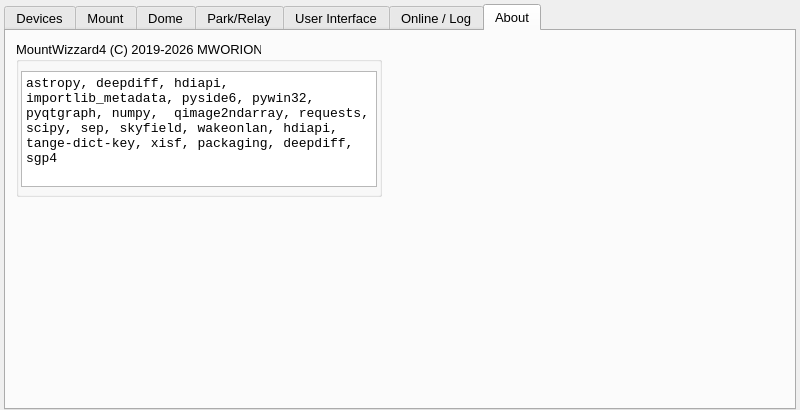
This is src_add/widgets/setting.ui in mworion/MountWizzard4 as Qt 5 draws it before an edit. The edited form follows.
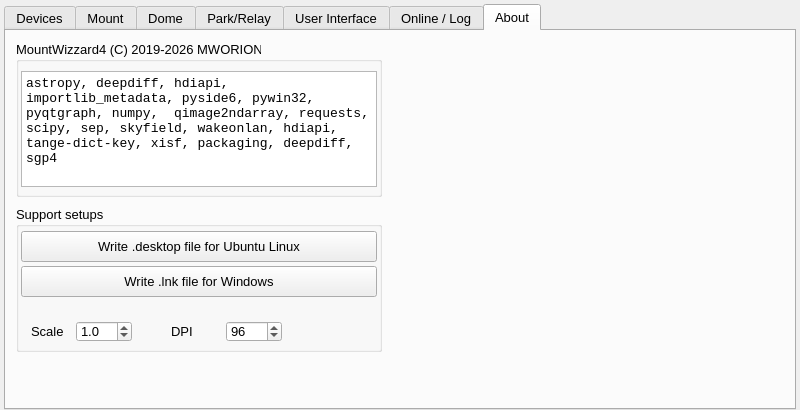
This is the edited form. The open tabs and pages were chosen to show the change.

Commit message: adding prep for linux / windows including size parameters

```diff
--- a/src_add/widgets/setting.ui
+++ b/src_add/widgets/setting.ui
@@ -6697,47 +6697,6 @@
         </property>
        </widget>
       </widget>
-      <widget class="QPushButton" name="writeLinuxConfig">
-       <property name="geometry">
-        <rect>
-         <x>420</x>
-         <y>255</y>
-         <width>346</width>
-         <height>31</height>
-        </rect>
-       </property>
-       <property name="sizePolicy">
-        <sizepolicy hsizetype="Expanding" vsizetype="Expanding">
-         <horstretch>0</horstretch>
-         <verstretch>0</verstretch>
-        </sizepolicy>
-       </property>
-       <property name="minimumSize">
-        <size>
-         <width>50</width>
-         <height>25</height>
-        </size>
-       </property>
-       <property name="maximumSize">
-        <size>
-         <width>16777215</width>
-         <height>16777215</height>
-        </size>
-       </property>
-       <property name="font">
-        <font>
-         <family>Arial</family>
-         <pointsize>10</pointsize>
-         <bold>false</bold>
-        </font>
-       </property>
-       <property name="toolTip">
-        <string>Boots the mount if Wake on Lan is anabled, a MAC address is set in the configuration and the mount computer is connected to the same subnet as your computer. A wired connection is needed. </string>
-       </property>
-       <property name="text">
-        <string>Write .desktop file for Ubuntu Linux</string>
-       </property>
-      </widget>
      </widget>
      <widget class="QWidget" name="onlineLog">
       <attribute name="title">
@@ -7088,6 +7047,215 @@
         </property>
        </widget>
       </widget>
+      <widget class="QGroupBox" name="gameControllerGroup_2">
+       <property name="enabled">
+        <bool>true</bool>
+       </property>
+       <property name="geometry">
+        <rect>
+         <x>10</x>
+         <y>175</y>
+         <width>366</width>
+         <height>146</height>
+        </rect>
+       </property>
+       <property name="toolTip">
+        <string>&lt;html&gt;&lt;head/&gt;&lt;body&gt;&lt;p&gt;If a compatible game controller is selected, you could use it for several function. Please take care !&lt;/p&gt;&lt;/body&gt;&lt;/html&gt;</string>
+       </property>
+       <property name="title">
+        <string>Support setups</string>
+       </property>
+       <property name="checkable">
+        <bool>false</bool>
+       </property>
+       <property name="large" stdset="0">
+        <bool>true</bool>
+       </property>
+       <widget class="QPushButton" name="writeWindowsConfig">
+        <property name="geometry">
+         <rect>
+          <x>5</x>
+          <y>60</y>
+          <width>356</width>
+          <height>31</height>
+         </rect>
+        </property>
+        <property name="sizePolicy">
+         <sizepolicy hsizetype="Expanding" vsizetype="Expanding">
+          <horstretch>0</horstretch>
+          <verstretch>0</verstretch>
+         </sizepolicy>
+        </property>
+        <property name="minimumSize">
+         <size>
+          <width>50</width>
+          <height>25</height>
+         </size>
+        </property>
+        <property name="maximumSize">
+         <size>
+          <width>16777215</width>
+          <height>16777215</height>
+         </size>
+        </property>
+        <property name="font">
+         <font>
+          <family>Arial</family>
+          <pointsize>10</pointsize>
+          <bold>false</bold>
+         </font>
+        </property>
+        <property name="toolTip">
+         <string>Boots the mount if Wake on Lan is anabled, a MAC address is set in the configuration and the mount computer is connected to the same subnet as your computer. A wired connection is needed. </string>
+        </property>
+        <property name="text">
+         <string>Write .lnk file for Windows</string>
+        </property>
+       </widget>
+       <widget class="QLabel" name="label_mountMAC_7">
+        <property name="geometry">
+         <rect>
+          <x>15</x>
+          <y>115</y>
+          <width>46</width>
+          <height>21</height>
+         </rect>
+        </property>
+        <property name="font">
+         <font>
+          <family>Arial</family>
+          <pointsize>10</pointsize>
+          <bold>false</bold>
+         </font>
+        </property>
+        <property name="text">
+         <string>Scale</string>
+        </property>
+       </widget>
+       <widget class="QDoubleSpinBox" name="scale">
+        <property name="geometry">
+         <rect>
+          <x>60</x>
+          <y>115</y>
+          <width>56</width>
+          <height>21</height>
+         </rect>
+        </property>
+        <property name="maximumSize">
+         <size>
+          <width>56</width>
+          <height>16777215</height>
+         </size>
+        </property>
+        <property name="decimals">
+         <number>1</number>
+        </property>
+        <property name="minimum">
+         <double>0.500000000000000</double>
+        </property>
+        <property name="maximum">
+         <double>4.000000000000000</double>
+        </property>
+        <property name="singleStep">
+         <double>0.100000000000000</double>
+        </property>
+        <property name="value">
+         <double>1.000000000000000</double>
+        </property>
+       </widget>
+       <widget class="QPushButton" name="writeLinuxConfig">
+        <property name="geometry">
+         <rect>
+          <x>5</x>
+          <y>25</y>
+          <width>356</width>
+          <height>31</height>
+         </rect>
+        </property>
+        <property name="sizePolicy">
+         <sizepolicy hsizetype="Expanding" vsizetype="Expanding">
+          <horstretch>0</horstretch>
+          <verstretch>0</verstretch>
+         </sizepolicy>
+        </property>
+        <property name="minimumSize">
+         <size>
+          <width>50</width>
+          <height>25</height>
+         </size>
+        </property>
+        <property name="maximumSize">
+         <size>
+          <width>16777215</width>
+          <height>16777215</height>
+         </size>
+        </property>
+        <property name="font">
+         <font>
+          <family>Arial</family>
+          <pointsize>10</pointsize>
+          <bold>false</bold>
+         </font>
+        </property>
+        <property name="toolTip">
+         <string>Boots the mount if Wake on Lan is anabled, a MAC address is set in the configuration and the mount computer is connected to the same subnet as your computer. A wired connection is needed. </string>
+        </property>
+        <property name="text">
+         <string>Write .desktop file for Ubuntu Linux</string>
+        </property>
+       </widget>
+       <widget class="QDoubleSpinBox" name="dpi">
+        <property name="geometry">
+         <rect>
+          <x>210</x>
+          <y>115</y>
+          <width>56</width>
+          <height>21</height>
+         </rect>
+        </property>
+        <property name="maximumSize">
+         <size>
+          <width>56</width>
+          <height>16777215</height>
+         </size>
+        </property>
+        <property name="decimals">
+         <number>0</number>
+        </property>
+        <property name="minimum">
+         <double>24.000000000000000</double>
+        </property>
+        <property name="maximum">
+         <double>192.000000000000000</double>
+        </property>
+        <property name="singleStep">
+         <double>5.000000000000000</double>
+        </property>
+        <property name="value">
+         <double>96.000000000000000</double>
+        </property>
+       </widget>
+       <widget class="QLabel" name="label_mountMAC_10">
+        <property name="geometry">
+         <rect>
+          <x>155</x>
+          <y>115</y>
+          <width>56</width>
+          <height>21</height>
+         </rect>
+        </property>
+        <property name="font">
+         <font>
+          <family>Arial</family>
+          <pointsize>10</pointsize>
+          <bold>false</bold>
+         </font>
+        </property>
+        <property name="text">
+         <string>DPI</string>
+        </property>
+       </widget>
+      </widget>
      </widget>
     </widget>
    </item>
```
The commit also changes 7 other files.
